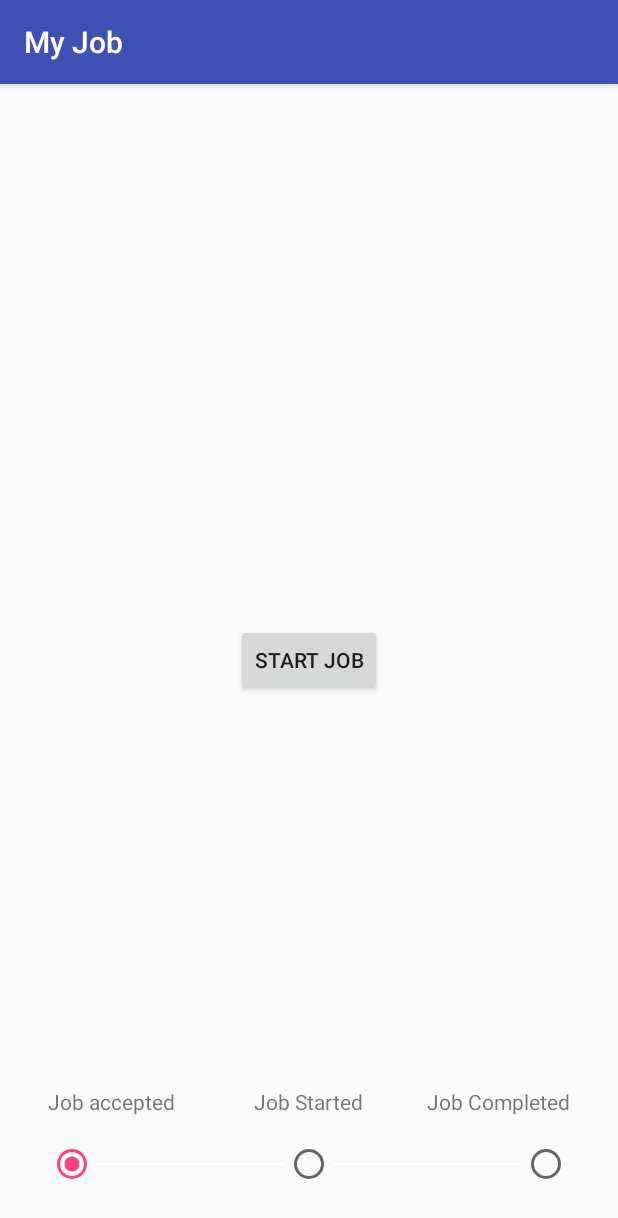
After one commit to sawangupta/job-mint, an Android app: the MyJobActivity screen opened directly, with no data from a screen before it, on a phone screen of 412 x 824 dp. The commit adds this screen. Shown: the top 1218 px of the screen. Run offline under Robolectric (Android 15) with nearby library versions, the phone set to English and light mode, and no system bars; 2 statements that could not run were skipped.

Commit message:
add my jobs

```diff
--- a/app/build.gradle
+++ b/app/build.gradle
@@ -28,4 +28,6 @@ dependencies {
         transitive=true
     }
     compile 'com.sothree.slidinguppanel:library:3.2.1'
+    compile 'com.mikhaellopez:circularfillableloaders:1.2.0'
+    compile 'com.larswerkman:lobsterpicker:1.0.0'
 }
--- a/app/src/main/java/ekart/job_mint/Constants.java
+++ b/app/src/main/java/ekart/job_mint/Constants.java
@@ -14,8 +14,10 @@ public class Constants {
 
     public static List<JobModel> jobModelList8Hour = new ArrayList<JobModel>() {{
         add(new JobModel("Ekart","adasd ads ad a s asd asssssss",new LatLng(12.9272542, 77.6327877)));
-        add(new JobModel("Swiggy","adasd ads ad a s asd asssssss",new LatLng(12.9272542, 77.6327877)));
-        add(new JobModel("Blue Dart","adasd ads ad a s asd asssssss",new LatLng(12.9272542, 77.6327877)));
+        add(new JobModel("Swiggy","adasd ads ad a s asd asssssss",new LatLng(12.941844, 77.617249)));
+        add(new JobModel("Blue Dart","adasd ads ad a s asd asssssss",new LatLng(12.933805, 77.632291)));
     }};
 
+    public static List<JobModel> myJobModelList8Hour = new ArrayList<JobModel>();
+
  }
--- /dev/null
+++ b/app/src/main/java/ekart/job_mint/MyJobActivity.java
@@ -0,0 +1,68 @@
+package ekart.job_mint;
+
+import android.os.Bundle;
+import android.support.design.widget.FloatingActionButton;
+import android.support.design.widget.Snackbar;
+import android.support.v7.app.AlertDialog;
+import android.support.v7.app.AppCompatActivity;
+import android.support.v7.view.ContextThemeWrapper;
+import android.support.v7.widget.Toolbar;
+import android.view.View;
+import android.widget.Button;
+import android.widget.RadioButton;
+import android.widget.TextView;
+
+public class MyJobActivity extends AppCompatActivity {
+
+    private TextView title, descr;
+    private RadioButton started, done;
+    private boolean startedJob = false;
+
+    @Override
+    protected void onCreate(Bundle savedInstanceState) {
+        super.onCreate(savedInstanceState);
+        setContentView(R.layout.activity_my_job);
+        Toolbar toolbar = (Toolbar) findViewById(R.id.toolbar);
+        toolbar.setTitle("My Job");
+        setSupportActionBar(toolbar);
+
+        FloatingActionButton fab = (FloatingActionButton) findViewById(R.id.fab);
+        fab.setOnClickListener(new View.OnClickListener() {
+            @Override
+            public void onClick(View view) {
+                Snackbar.make(view, "Replace with your own action", Snackbar.LENGTH_LONG)
+                        .setAction("Action", null).show();
+            }
+        });
+
+        title = (TextView) findViewById(R.id.jobTitle);
+        descr = (TextView) findViewById(R.id.jobDescr);
+
+        title.setText(Constants.myJobModelList8Hour.get(0).getCompanyName());
+        descr.setText(Constants.myJobModelList8Hour.get(0).getDescrp());
+
+        final Button complete = (Button) findViewById(R.id.complete);
+        complete.setOnClickListener(new View.OnClickListener() {
+            @Override
+            public void onClick(View v) {
+                if (!startedJob) {
+                    startedJob = true;
+                    ((RadioButton) findViewById(R.id.jodStarted)).setChecked(true);
+                    complete.setText("Complete Job");
+                } else {
+                    ((RadioButton) findViewById(R.id.jobDone)).setChecked(true);
+                    complete.setVisibility(View.GONE);
+
+                    new AlertDialog.Builder(new ContextThemeWrapper(MyJobActivity.this, R.style.myDialog))
+                            .setTitle("Job completed")
+                            .setMessage("Congrats on completion of your job. Your payment will be done after confirmation from the" +
+                                    " vendor")
+                            .setPositiveButton("OK", null)
+                            .setCancelable(false)
+                            .show();
+                }
+            }
+        });
+    }
+
+}
--- /dev/null
+++ b/app/src/main/res/layout/activity_my_job.xml
@@ -0,0 +1,35 @@
+<?xml version="1.0" encoding="utf-8"?>
+<android.support.design.widget.CoordinatorLayout xmlns:android="http://schemas.android.com/apk/res/android"
+    xmlns:app="http://schemas.android.com/apk/res-auto"
+    xmlns:tools="http://schemas.android.com/tools"
+    android:layout_width="match_parent"
+    android:layout_height="match_parent"
+    android:fitsSystemWindows="true"
+    tools:context="ekart.job_mint.MyJobActivity">
+
+    <android.support.design.widget.AppBarLayout
+        android:layout_width="match_parent"
+        android:layout_height="wrap_content"
+        android:theme="@style/AppTheme.AppBarOverlay">
+
+        <android.support.v7.widget.Toolbar
+            android:id="@+id/toolbar"
+            android:layout_width="match_parent"
+            android:layout_height="?attr/actionBarSize"
+            android:background="?attr/colorPrimary"
+            app:popupTheme="@style/AppTheme.PopupOverlay" />
+
+    </android.support.design.widget.AppBarLayout>
+
+    <include layout="@layout/content_my_job" />
+
+    <android.support.design.widget.FloatingActionButton
+        android:id="@+id/fab"
+        android:visibility="invisible"
+        android:layout_width="wrap_content"
+        android:layout_height="wrap_content"
+        android:layout_gravity="bottom|end"
+        android:layout_margin="@dimen/fab_margin"
+        android:src="@android:drawable/ic_dialog_email" />
+
+</android.support.design.widget.CoordinatorLayout>
--- a/app/src/main/res/layout/content_main.xml
+++ b/app/src/main/res/layout/content_main.xml
@@ -33,6 +33,7 @@
                 mapbox:access_token="@string/mapboxtoken" />
 
             <RelativeLayout
+                android:id="@+id/buttonContainer"
                 android:layout_width="match_parent"
                 android:layout_height="match_parent"
                 android:background="#8b5c5454">
--- /dev/null
+++ b/app/src/main/res/layout/content_my_job.xml
@@ -0,0 +1,113 @@
+<?xml version="1.0" encoding="utf-8"?>
+<RelativeLayout xmlns:android="http://schemas.android.com/apk/res/android"
+    xmlns:app="http://schemas.android.com/apk/res-auto"
+    xmlns:tools="http://schemas.android.com/tools"
+    android:layout_width="match_parent"
+    android:layout_height="match_parent"
+    android:orientation="vertical"
+    android:paddingBottom="@dimen/activity_vertical_margin"
+    android:paddingLeft="@dimen/activity_horizontal_margin"
+    android:paddingRight="@dimen/activity_horizontal_margin"
+    android:paddingTop="@dimen/activity_vertical_margin"
+    app:layout_behavior="@string/appbar_scrolling_view_behavior"
+    tools:context="ekart.job_mint.MyJobActivity"
+    tools:showIn="@layout/activity_my_job">
+
+    <TextView
+        android:id="@+id/jobTitle"
+        android:layout_width="match_parent"
+        android:layout_height="wrap_content"
+        android:textSize="24sp" />
+
+    <TextView
+        android:id="@+id/jobDescr"
+        android:layout_width="match_parent"
+        android:layout_height="wrap_content"
+        android:layout_below="@+id/jobTitle"
+        android:layout_marginTop="16dp"
+        android:textSize="18sp" />
+
+    <Button
+        android:id="@+id/complete"
+        android:layout_width="wrap_content"
+        android:layout_height="wrap_content"
+        android:layout_centerInParent="true"
+        android:text="Start Job" />
+
+    <RelativeLayout
+
+        android:layout_width="match_parent"
+        android:layout_height="wrap_content"
+        android:layout_above="@+id/button_container1"
+        android:layout_marginLeft="16dp"
+        android:layout_marginRight="16dp"
+        >
+
+        <TextView
+            android:layout_width="wrap_content"
+            android:layout_height="wrap_content"
+            android:layout_alignParentLeft="true"
+            android:text="Job accepted" />
+
+        <TextView
+            android:layout_width="wrap_content"
+            android:layout_height="wrap_content"
+            android:layout_centerHorizontal="true"
+            android:text="Job Started" />
+
+        <TextView
+            android:layout_width="wrap_content"
+            android:layout_height="wrap_content"
+            android:layout_alignParentRight="true"
+            android:text="Job Completed" />
+    </RelativeLayout>
+
+    <RelativeLayout
+        android:id="@+id/button_container1"
+        android:layout_width="match_parent"
+        android:layout_height="wrap_content"
+        android:layout_alignParentBottom="true"
+        android:layout_margin="16dp">
+
+        <RadioButton
+            android:id="@+id/jobGot"
+            android:layout_width="wrap_content"
+            android:layout_height="wrap_content"
+            android:layout_alignParentLeft="true"
+            android:checked="true" />
+
+        <View
+            android:id="@+id/separator1"
+            android:layout_width="fill_parent"
+            android:layout_height="1dp"
+            android:layout_centerVertical="true"
+            android:layout_toLeftOf="@+id/jodStarted"
+            android:layout_toRightOf="@+id/jobGot"
+            android:background="#ffffff" />
+
+        <RadioButton
+            android:id="@+id/jodStarted"
+            android:layout_width="wrap_content"
+            android:layout_height="wrap_content"
+            android:layout_centerHorizontal="true" />
+
+        <View
+            android:id="@+id/separator2"
+            android:layout_width="fill_parent"
+            android:layout_height="1dp"
+            android:layout_centerVertical="true"
+            android:layout_toLeftOf="@+id/jobDone"
+            android:layout_toRightOf="@id/jodStarted"
+            android:background="#ffffff" />
+
+        <RadioButton
+            android:id="@+id/jobDone"
+            android:layout_width="wrap_content"
+            android:layout_height="wrap_content"
+            android:layout_alignParentRight="true" />
+
+
+    </RelativeLayout>
+
+
+</RelativeLayout>
--- a/app/src/main/res/layout/nav_header_main.xml
+++ b/app/src/main/res/layout/nav_header_main.xml
@@ -22,13 +22,13 @@
         android:layout_width="match_parent"
         android:layout_height="wrap_content"
         android:paddingTop="@dimen/nav_header_vertical_spacing"
-        android:text="Android Studio"
+        android:text="Rohit Sharma"
         android:textAppearance="@style/TextAppearance.AppCompat.Body1" />
 
     <TextView
         android:id="@+id/textView"
         android:layout_width="wrap_content"
         android:layout_height="wrap_content"
-        android:text="android.studio@android.com" />
+        android:text="rohit@flipkart.com" />
 
 </LinearLayout>
--- a/app/src/main/res/values/strings.xml
+++ b/app/src/main/res/values/strings.xml
@@ -20,4 +20,5 @@
         completions."
     </string>
     <string name="mapboxtoken">pk.eyJ1IjoiYWFnYW05NCIsImEiOiJjaWwwdzY2OWQyOTl3dWFtMzllb3Zzd2syIn0.cxvxJFqmtl3fK6eAo3HOag</string>
+    <string name="title_activity_my_job">MyJobActivity</string>
 </resources>
--- a/app/src/main/res/values/styles.xml
+++ b/app/src/main/res/values/styles.xml
@@ -8,7 +8,7 @@
         <item name="colorAccent">@color/colorAccent</item>
     </style>
 
-    <style name="AppTheme.NoActionBar">
+    <style name="AppTheme.NoActionBar" parent="Theme.AppCompat.Light.NoActionBar">
         <item name="windowActionBar">false</item>
         <item name="windowNoTitle">true</item>
     </style>
@@ -17,4 +17,8 @@
 
     <style name="AppTheme.PopupOverlay" parent="ThemeOverlay.AppCompat.Light" />
 
+    <style name="myDialog" parent="Theme.AppCompat.Dialog">
+        <item name="android:windowNoTitle">true</item>
+    </style>
+
 </resources>
```
Also changed, not shown: app/src/main/AndroidManifest.xml (+6 -4 lines), app/src/main/java/ekart/job_mint/MainActivity.java (+38 -13 lines), app/src/main/res/menu/activity_main_drawer.xml (+2 -9 lines).
